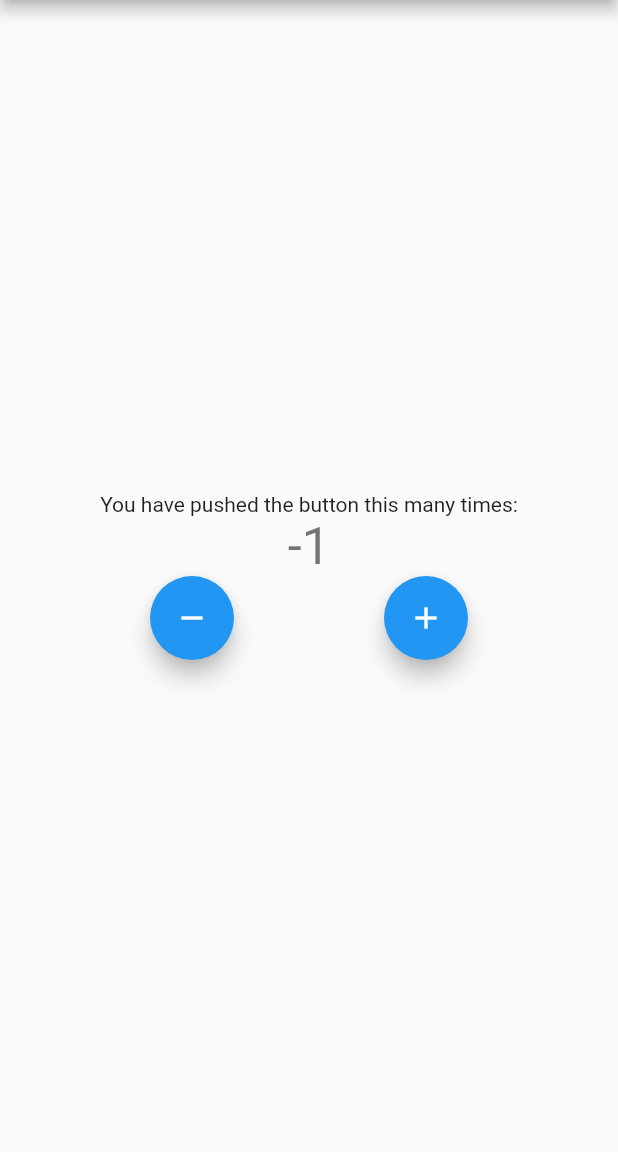
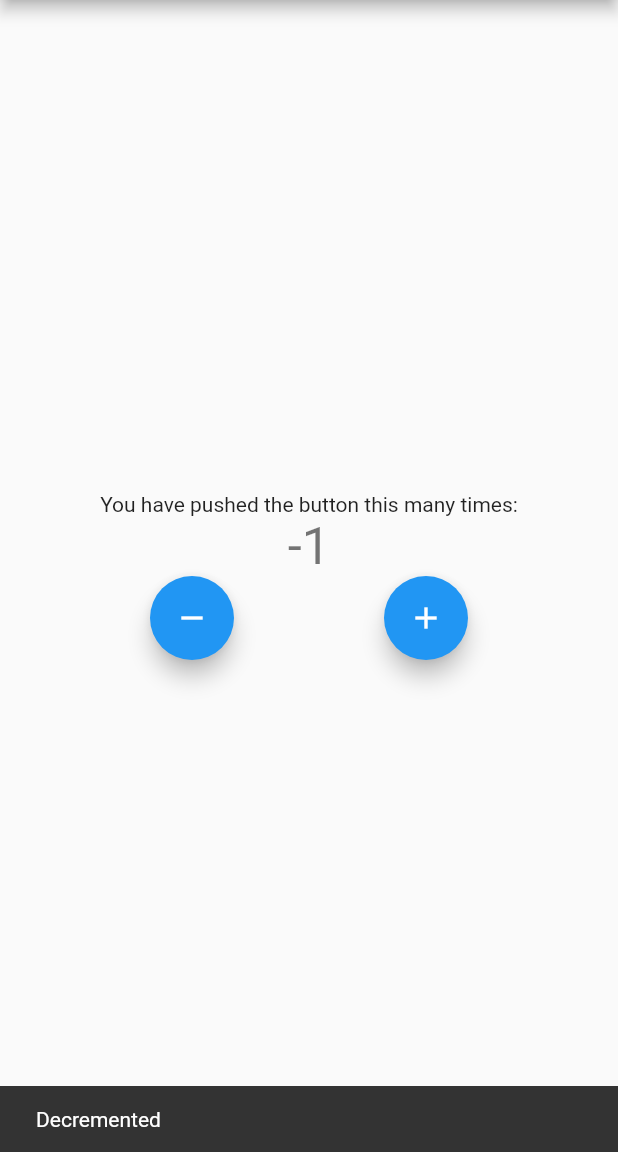
Before and after one commit to ravikesh4/flutter_bloc, a Flutter app: the screen it shows after launch, after a tap on the "remove" icon, on a phone screen of 412 x 824 dp, the part 84-1236 px from its top. Run offline on Flutter 3.47's test engine with Material 2 defaults, Android fonts, the phone set to English and light mode, and no system bars; our stand-ins replace bloc, flutter_bloc.

Commit message:
couter done

```diff
--- a/bloc_counter/lib/main.dart
+++ b/bloc_counter/lib/main.dart
@@ -45,31 +45,30 @@ class _MyHomePageState extends State<MyHomePage> {
       appBar: AppBar(
         title: Text(widget.title),
       ),
-      body: BlocListener<CounterCubit, CounterState>(
-        listener: (context, state) {
-          if(state.wasIncremented == true) {
-            Scaffold.of(context).showSnackBar(
-             SnackBar(
-               content: Text('Incremented'),
-              duration: Duration(microseconds: 2000),
-             ),
-            );
-          } else if (state.wasIncremented == false) {
-            Scaffold.of(context).showSnackBar(
-             SnackBar(content: Text('Decremented'),
-             duration: Duration(microseconds: 2000),
-             ),
-            );
-          }
-        },
-        child: Center(
+      body: Center(
               child: Column(
                 mainAxisAlignment: MainAxisAlignment.center,
                 children: <Widget>[
                   Text(
                     'You have pushed the button this many times:',
                   ),
-                  BlocBuilder<CounterCubit, CounterState>(
+                  BlocConsumer<CounterCubit, CounterState>(
+                    listener: (context, state) {
+          if(state.wasIncremented == true) {
+            Scaffold.of(context).showSnackBar(
+             SnackBar(
+               content: Text('Incremented'),
+              duration: Duration(seconds: 1),
+             ),
+            );
+          } else if (state.wasIncremented == false) {
+            Scaffold.of(context).showSnackBar(
+             SnackBar(content: Text('Decremented'),
+             duration: Duration(seconds: 1),
+             ),
+            );
+          }
+        },
                     builder: (context, state) {
                       return Text(
                         state.counterValue.toString(),
@@ -102,7 +101,7 @@ class _MyHomePageState extends State<MyHomePage> {
             )
 
         ),
-      ),
+
       // This trailing comma makes auto-formatting nicer for build methods.
     );
   }
```
